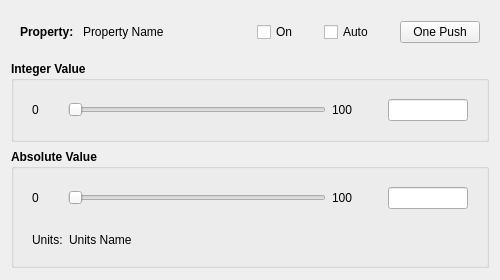
Old version of the form src/gui/property_dialog.ui in the repository janelia-idf/bias.
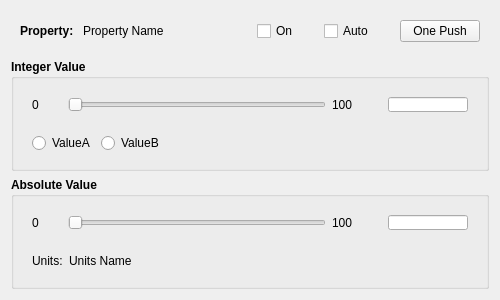
New version of the form.

Commit message: Worked on modifications to property dialog so that white balance special case can be handled properly.

What changed in the file:
```diff
--- a/src/gui/property_dialog.ui
+++ b/src/gui/property_dialog.ui
@@ -7,7 +7,7 @@
     <x>0</x>
     <y>0</y>
     <width>500</width>
-    <height>280</height>
+    <height>300</height>
    </rect>
   </property>
   <property name="sizePolicy">
@@ -19,13 +19,13 @@
   <property name="minimumSize">
    <size>
     <width>500</width>
-    <height>280</height>
+    <height>300</height>
    </size>
   </property>
   <property name="maximumSize">
    <size>
     <width>500</width>
-    <height>280</height>
+    <height>306</height>
    </size>
   </property>
   <property name="windowTitle">
@@ -316,6 +316,51 @@
         </layout>
        </widget>
       </item>
+      <item>
+       <widget class="QWidget" name="valueABSelectionWidgetPtr" native="true">
+        <layout class="QHBoxLayout" name="horizontalLayout_5">
+         <item>
+          <widget class="QRadioButton" name="valueARadioButtonPtr">
+           <property name="font">
+            <font>
+             <weight>50</weight>
+             <bold>false</bold>
+            </font>
+           </property>
+           <property name="text">
+            <string>ValueA</string>
+           </property>
+          </widget>
+         </item>
+         <item>
+          <widget class="QRadioButton" name="valueBRadioButtonPtr">
+           <property name="font">
+            <font>
+             <weight>50</weight>
+             <bold>false</bold>
+            </font>
+           </property>
+           <property name="text">
+            <string>ValueB</string>
+           </property>
+          </widget>
+         </item>
+         <item>
+          <spacer name="horizontalSpacer_6">
+           <property name="orientation">
+            <enum>Qt::Horizontal</enum>
+           </property>
+           <property name="sizeHint" stdset="0">
+            <size>
+             <width>318</width>
+             <height>20</height>
+            </size>
+           </property>
+          </spacer>
+         </item>
+        </layout>
+       </widget>
+      </item>
      </layout>
     </widget>
    </item>
```
The commit also changes 2 other files.
